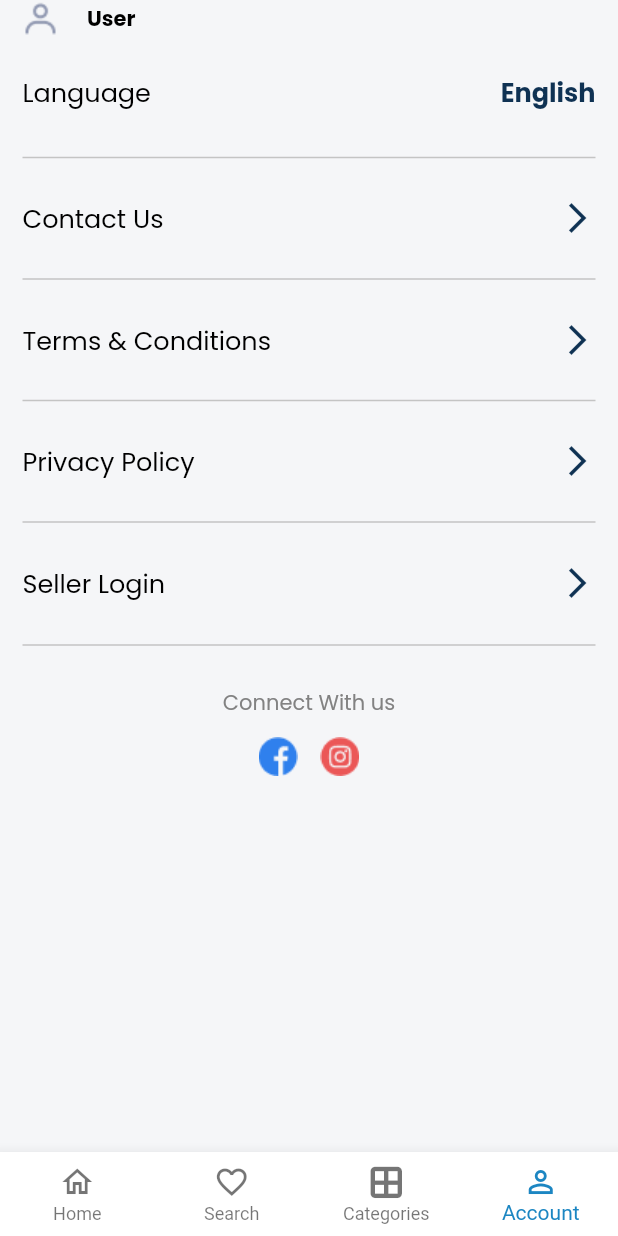
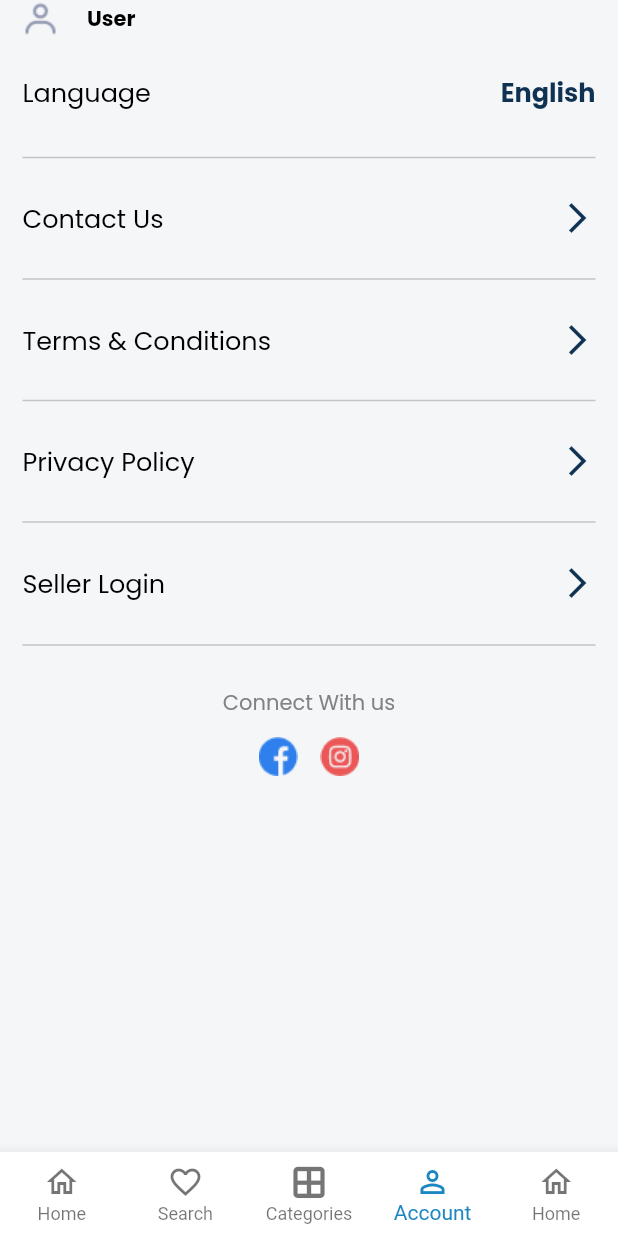
Before and after one commit to thordeveloprs/umaru-marketplace, a Flutter app: the screen it shows after launch, item 4 of the bottom bar chosen, on a phone screen of 412 x 824 dp. Run offline on Flutter 3.47's test engine with Material 2 defaults, Android fonts, the phone set to English and light mode, and no system bars; our stand-ins replace auto_size_text, easy_debounce, equatable, file_picker, font_awesome_flutter, from_css_color and 9 more; missing offline and left inert: json_path, mime_type, webviewx_plus; accounts and stored records are empty; network calls fail.

Commit message:
Updating to latest FlutterFlow output.

```diff
--- a/lib/main.dart
+++ b/lib/main.dart
@@ -113,6 +113,7 @@ class _NavBarPageState extends State<NavBarPage> {
       'search': SearchWidget(),
       'All_Category': AllCategoryWidget(),
       'MyAccounts': MyAccountsWidget(),
+      'BuyMembershipPage': BuyMembershipPageWidget(),
     };
     final currentIndex = tabs.keys.toList().indexOf(_currentPageName);
     return Scaffold(
@@ -169,6 +170,16 @@ class _NavBarPageState extends State<NavBarPage> {
               'j5glnhsd' /* Account */,
             ),
             tooltip: '',
+          ),
+          BottomNavigationBarItem(
+            icon: Icon(
+              Icons.home_outlined,
+              size: 24,
+            ),
+            label: FFLocalizations.of(context).getText(
+              'wfzqgmuf' /* Home */,
+            ),
+            tooltip: '',
           )
         ],
       ),
--- a/lib/search/search_widget.dart
+++ b/lib/search/search_widget.dart
@@ -277,7 +277,7 @@ class _SearchWidgetState extends State<SearchWidget> {
                     child: Container(
                       width: double.infinity,
                       decoration: BoxDecoration(
-                        color: FlutterFlowTheme.of(context).secondaryBackground,
+                        color: Colors.transparent,
                       ),
                       child: Padding(
                         padding: EdgeInsetsDirectional.fromSTEB(15, 21, 15, 0),
@@ -448,7 +448,7 @@ class _SearchWidgetState extends State<SearchWidget> {
                     child: Container(
                       width: double.infinity,
                       decoration: BoxDecoration(
-                        color: FlutterFlowTheme.of(context).secondaryBackground,
+                        color: Colors.transparent,
                       ),
                       child: Padding(
                         padding: EdgeInsetsDirectional.fromSTEB(15, 21, 15, 0),
--- a/lib/seller_registeration/seller_registeration_widget.dart
+++ b/lib/seller_registeration/seller_registeration_widget.dart
@@ -753,7 +753,7 @@ class _SellerRegisterationWidgetState extends State<SellerRegisterationWidget> {
                                   EdgeInsetsDirectional.fromSTEB(0, 13, 0, 0),
                               child: Container(
                                 width: double.infinity,
-                                height: 54,
+                                height: 55,
                                 decoration: BoxDecoration(
                                   color: Colors.white,
                                   borderRadius: BorderRadius.circular(5),
@@ -892,7 +892,7 @@ class _SellerRegisterationWidgetState extends State<SellerRegisterationWidget> {
                                   EdgeInsetsDirectional.fromSTEB(0, 13, 0, 0),
                               child: Container(
                                 width: double.infinity,
-                                height: 54,
+                                height: 55,
                                 decoration: BoxDecoration(
                                   color: Colors.white,
                                   borderRadius: BorderRadius.circular(5),
```
Also changed, not shown: lib/flutter_flow/nav/nav.dart (+6 -4 lines), 1 other file.
